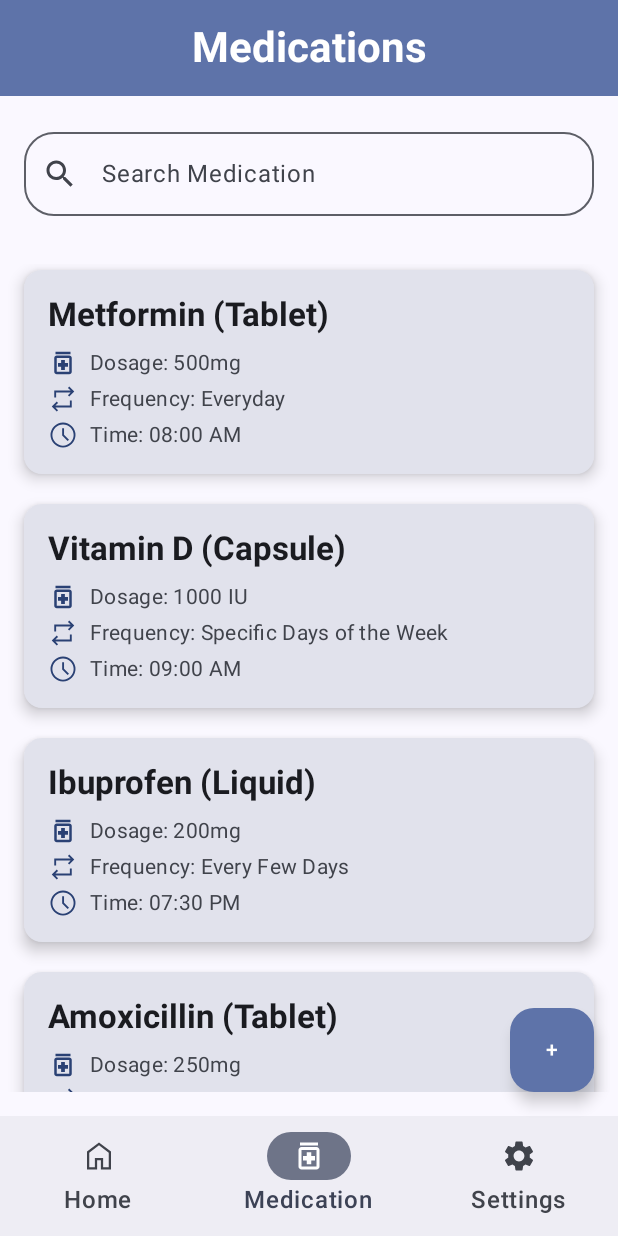
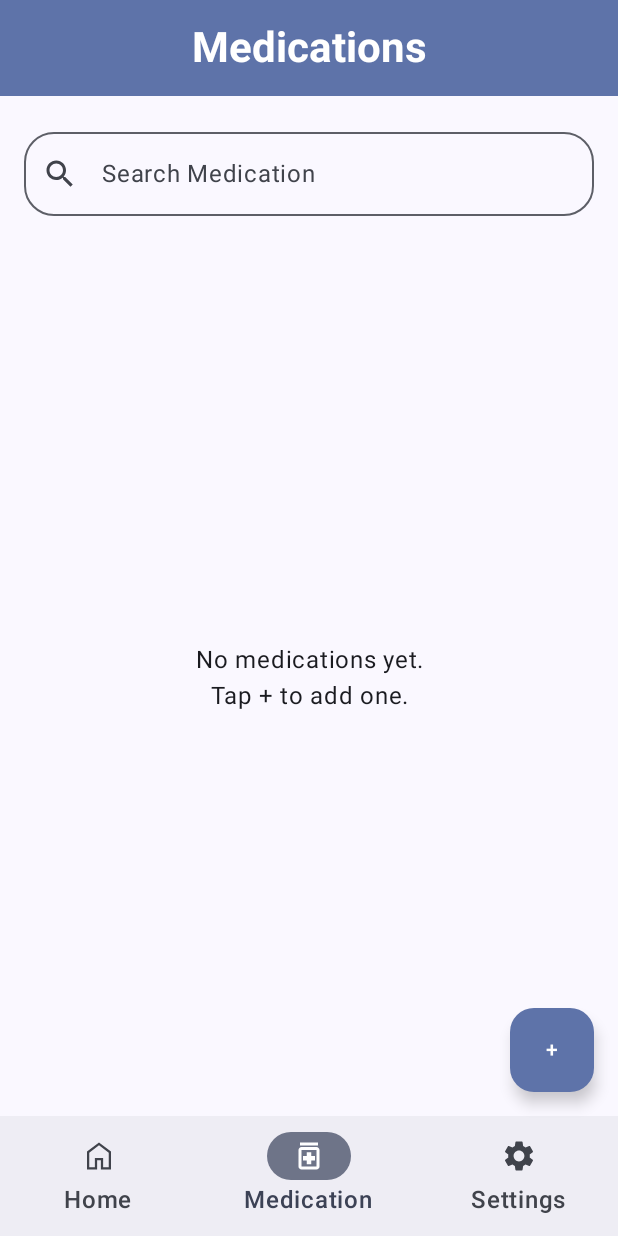
Before and after one commit to ywu256/MAPD721_Project, an Android app built with Jetpack Compose: the MedicationListScreen screen opened through its navigation route, on a phone screen of 412 x 824 dp. Run offline under Robolectric (Android 15) with nearby library versions, the phone set to English and light mode, and no system bars.

Commit message:
Load medicine from data store

```diff
--- a/app/src/main/java/com/group1/mapd721_project/AddMedicationScreen.kt
+++ b/app/src/main/java/com/group1/mapd721_project/AddMedicationScreen.kt
@@ -113,8 +113,6 @@ fun AddMedicineScreen(
     val horizontalPadding = 16.dp
     val verticalSpacing = 16.dp
     val sectionSpacing = 24.dp
-
-    //val medicineDataStore by remember { mutableStateOf(MedicineDataStore(context) }
 
     Scaffold(
         topBar = {
--- a/app/src/main/java/com/group1/mapd721_project/MainActivity.kt
+++ b/app/src/main/java/com/group1/mapd721_project/MainActivity.kt
@@ -81,11 +81,12 @@ class MainActivity : ComponentActivity() {
                             MedicationListScreen(
                                 onNavigate = { navController.navigate(it) },
                                 onAddMedicationClick = { navController.navigate("add_medication") },
-                                currentRoute = "medication_list"
+                                currentRoute = "medication_list",
                             )
                         }
                         composable("add_medication") {
                             val context = LocalContext.current
+
                             AddMedicineScreen(
                                 currentRoute = "medication_list",
                                 onNavigate = { navController.navigate(it) },
--- a/app/src/main/java/com/group1/mapd721_project/MedicationListScreen.kt
+++ b/app/src/main/java/com/group1/mapd721_project/MedicationListScreen.kt
@@ -1,5 +1,4 @@
 package com.group1.mapd721_project
-
 import androidx.compose.foundation.clickable
 import androidx.compose.foundation.layout.*
 import androidx.compose.foundation.lazy.LazyColumn
@@ -12,19 +11,12 @@ import androidx.compose.material3.*
 import androidx.compose.runtime.*
 import androidx.compose.ui.Alignment
 import androidx.compose.ui.Modifier
+import androidx.compose.ui.platform.LocalContext
 import androidx.compose.ui.res.painterResource
 import androidx.compose.ui.text.font.FontWeight
 import androidx.compose.ui.text.style.TextAlign
 import androidx.compose.ui.unit.dp
 import androidx.compose.ui.unit.sp
-
-data class Medication(
-    val name: String,
-    val format: String,
-    val dosage: String,
-    val frequency: String,
-    val time: String
-)
 
 @OptIn(ExperimentalMaterial3Api::class)
 @Composable
@@ -32,55 +24,18 @@ fun MedicationListScreen(
     modifier: Modifier = Modifier,
     onAddMedicationClick: () -> Unit = {},
     onNavigate: (String) -> Unit = {}, // for navController.navigate
-    currentRoute: String = "medication_list"
+    currentRoute: String = "medication_list",
+    medicineDataStore: MedicineDataStore = MedicineDataStore(LocalContext.current)
 ) {
-    // Mock medication data
-    val medications = remember {
-        mutableStateListOf(
-            Medication(
-                name = "Metformin",
-                format = "Tablet",
-                dosage = "500mg",
-                frequency = "Everyday",
-                time = "08:00 AM"
-            ),
-            Medication(
-                name = "Vitamin D",
-                format = "Capsule",
-                dosage = "1000 IU",
-                frequency = "Specific Days of the Week",
-                time = "09:00 AM"
-            ),
-            Medication(
-                name = "Ibuprofen",
-                format = "Liquid",
-                dosage = "200mg",
-                frequency = "Every Few Days",
-                time = "07:30 PM"
-            ),
-            Medication(
-                name = "Amoxicillin",
-                format = "Tablet",
-                dosage = "250mg",
-                frequency = "Everyday",
-                time = "12:00 PM"
-            ),
-            Medication(
-                name = "Cetirizine",
-                format = "Tablet",
-                dosage = "10mg",
-                frequency = "Specific Days of the Week",
-                time = "06:30 PM"
-            ),
-            Medication(
-                name = "Omeprazole",
-                format = "Capsule",
-                dosage = "20mg",
-                frequency = "Every Few Days",
-                time = "08:00 AM"
-            )
-        )
+    var medications by remember { mutableStateOf<List<MedicineModel>>(emptyList()) }
+    LaunchedEffect(Unit) {
+        medicineDataStore.getMedicine.collect { medicineList ->
+            for (med in medicineList) {
+            }
+            medications = medicineList
+        }
     }
+
     var searchQuery by remember { mutableStateOf("") }
 
     Scaffold(
@@ -176,7 +131,7 @@ fun MedicationListScreen(
 }
 
 @Composable
-fun MedicationCard(med: Medication, onNavigate: (String) -> Unit) {
+fun MedicationCard(med: MedicineModel, onNavigate: (String) -> Unit) {
     Card(
         modifier = Modifier
             .fillMaxWidth()
@@ -201,7 +156,7 @@ fun MedicationCard(med: Medication, onNavigate: (String) -> Unit) {
                 color = MaterialTheme.colorScheme.onSurface
             )
 
-            Spacer(modifier = Modifier.height(8.dp))
+            Spacer(modifier = Modifier.height(4.dp))
 
             Row(verticalAlignment = Alignment.CenterVertically) {
                 Icon(
@@ -224,7 +179,15 @@ fun MedicationCard(med: Medication, onNavigate: (String) -> Unit) {
                     tint = MaterialTheme.colorScheme.primary
                 )
                 Spacer(modifier = Modifier.width(8.dp))
-                Text("Frequency: ${med.frequency}", style = MaterialTheme.typography.bodyMedium)
+                val frequencyText = when(med.frequency) {
+                    Frequency.DAILY -> "Daily"
+                    Frequency.WEEKLY -> {
+                        val days = med.daysOfWeek.joinToString(", ")
+                        "On $days"
+                    }
+                    Frequency.INTERVAL -> "Every ${med.interval} days"
+                }
+                Text("Frequency: $frequencyText", style = MaterialTheme.typography.bodyMedium)
             }
 
             Spacer(modifier = Modifier.height(4.dp))
--- a/app/src/main/java/com/group1/mapd721_project/MedicineDataStore.kt
+++ b/app/src/main/java/com/group1/mapd721_project/MedicineDataStore.kt
@@ -4,13 +4,9 @@ import android.content.Context
 import androidx.datastore.preferences.core.stringPreferencesKey
 import androidx.datastore.preferences.preferencesDataStore
 import androidx.datastore.core.DataStore
-import androidx.datastore.preferences.core.Preferences
 import androidx.datastore.preferences.core.edit
 import kotlinx.coroutines.flow.Flow
 import kotlinx.coroutines.flow.map
-//import kotlinx.serialization.json.Json
-
-
 class MedicineDataStore(private val context: Context) {
     companion object{
 
@@ -21,7 +17,6 @@ class MedicineDataStore(private val context: Context) {
     // save new medicine
     suspend fun saveMedicine(newMedicine: MedicineModel) {
         context.dataStore.edit { preferences ->
-            context.dataStore.edit { preferences ->
                 // generate key based on the medicine name
                 preferences[stringPreferencesKey("${newMedicine.name}_time")] = newMedicine.time
                 preferences[stringPreferencesKey("${newMedicine.name}_frequency")] =
@@ -48,7 +43,7 @@ class MedicineDataStore(private val context: Context) {
                         (existingNames + newMedicine.name).joinToString(",")
                 }
             }
-        }
+
     }
 
     // delete medicine
@@ -91,8 +86,12 @@ class MedicineDataStore(private val context: Context) {
                     preferences[stringPreferencesKey("${medicineName}_interval")]?.toIntOrNull()
                         ?: 0
                 val daysString = preferences[stringPreferencesKey("${medicineName}_days")] ?: ""
-                val daysOfWeek = daysString.split(",").map {
-                    DaysOfWeek.valueOf(it)
+                val daysOfWeek = try{
+                    daysString.split(",").map {
+                        DaysOfWeek.valueOf(it)
+                    }
+                }catch (e: Exception){
+                    emptyList()
                 }
                 MedicineModel(
                     name = medicineName,
```
